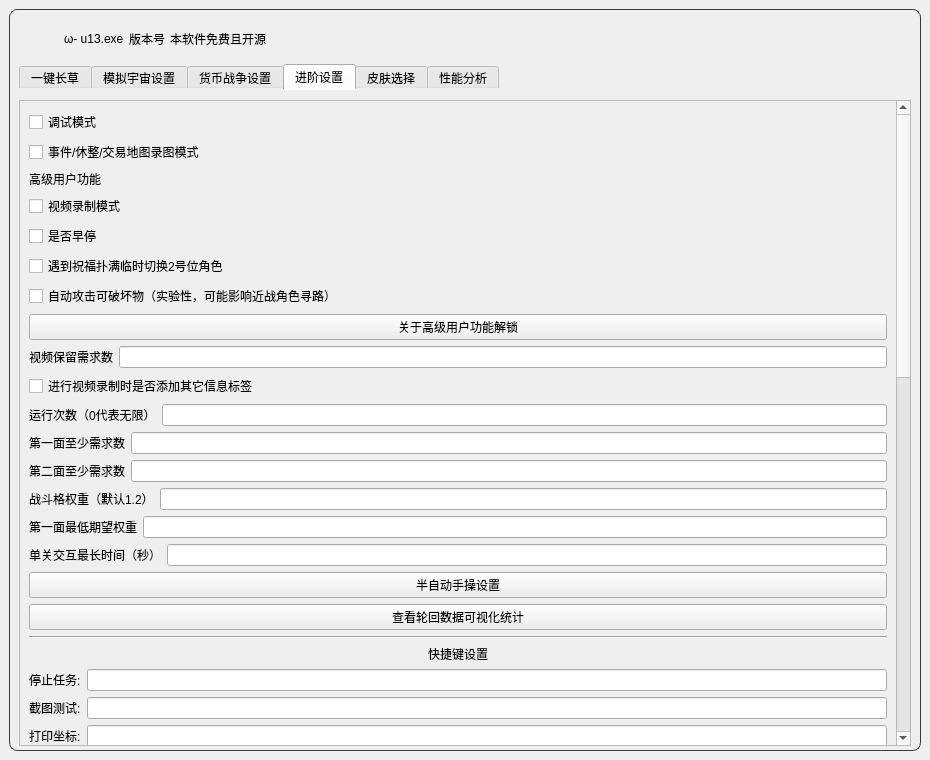
Before: the Qt Designer form resource/ui/UI.ui in syfoud/Simulated_Scepter, drawn with Qt 5.
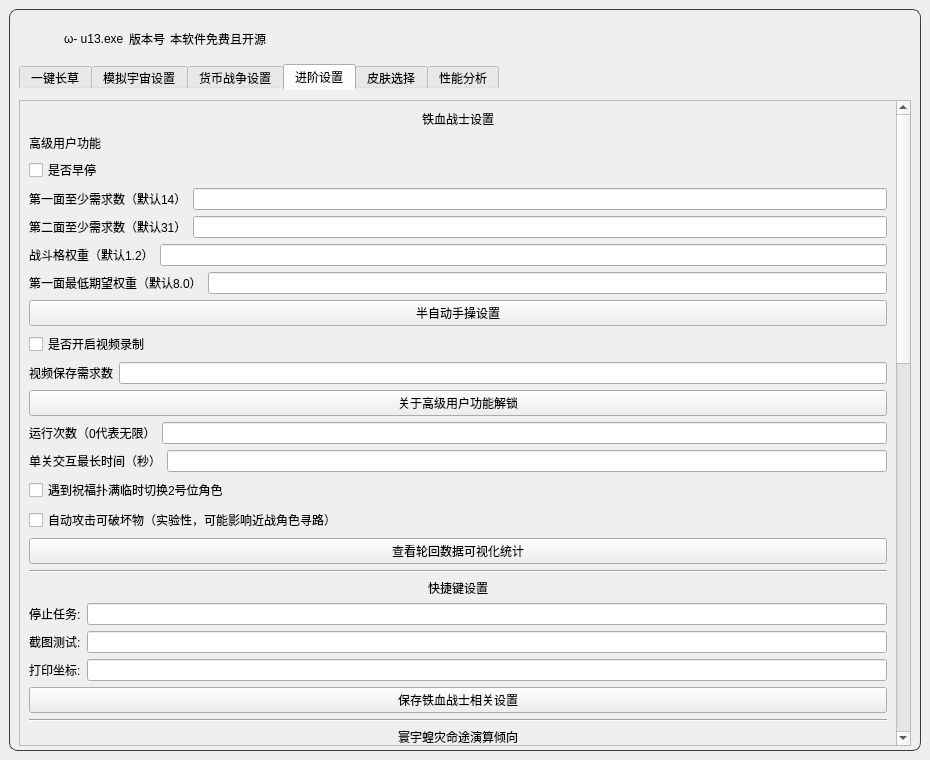
After: the same form once the commit is applied. The open tabs and pages were chosen to show the change. Icons and pictures are not drawn.

Commit message: Organize-the-UI-interface-and-settings-files backup for updating setting

Diff of the .ui file:
```diff
--- a/resource/ui/UI.ui
+++ b/resource/ui/UI.ui
@@ -94,8 +94,7 @@
        <item>
         <widget class="QFrame" name="FrameTitle">
          <property name="styleSheet">
-          <string notr="true">#FrameTitle{border:none
-}</string>
+          <string notr="true">#FrameTitle{border:none}</string>
          </property>
          <layout class="QHBoxLayout" name="title_tag">
           <property name="spacing">
@@ -1245,109 +1244,35 @@
                   </property>
                   <layout class="QVBoxLayout" name="verticalLayout_13">
                    <item>
-                    <layout class="QVBoxLayout" name="verticalLayout_17">
-                     <item>
-                      <widget class="QCheckBox" name="debug_checkox2">
-                       <property name="text">
-                        <string>调试模式</string>
-                       </property>
-                      </widget>
-                     </item>
-                     <item>
-                      <widget class="QCheckBox" name="record_event_map_checkbox">
-                       <property name="visible">
-                        <bool>false</bool>
-                       </property>
-                       <property name="text">
-                        <string>事件/休整/交易地图录图模式</string>
-                       </property>
-                      </widget>
-                     </item>
-                     <item>
-                      <widget class="QLabel" name="label_27">
-                       <property name="text">
-                        <string>高级用户功能</string>
-                       </property>
-                      </widget>
-                     </item>
-                     <item>
-                      <widget class="QCheckBox" name="recording_checkBox2">
-                       <property name="text">
-                        <string>视频录制模式</string>
-                       </property>
-                      </widget>
-                     </item>
-                     <item>
-                      <widget class="QCheckBox" name="early_stop_checkbox">
-                       <property name="text">
-                        <string>是否早停</string>
-                       </property>
-                      </widget>
-                     </item>
-                     <item>
-                      <widget class="QCheckBox" name="pig_switch_2_role">
-                       <property name="text">
-                        <string>遇到祝福扑满临时切换2号位角色</string>
-                       </property>
-                      </widget>
-                     </item>
-                     <item>
-                      <widget class="QCheckBox" name="auto_attack_breakable">
-                       <property name="text">
-                        <string>自动攻击可破坏物（实验性，可能影响近战角色寻路）</string>
-                       </property>
-                      </widget>
-                     </item>
-                     <item>
-                      <widget class="QPushButton" name="Aboutupdatelock">
-                       <property name="text">
-                        <string>关于高级用户功能解锁</string>
-                       </property>
-                      </widget>
-                     </item>
-                    </layout>
+                    <widget class="QLabel" name="label_finger_snap_header">
+                     <property name="text">
+                      <string>铁血战士设置</string>
+                     </property>
+                     <property name="alignment">
+                      <set>Qt::AlignCenter</set>
+                     </property>
+                    </widget>
                    </item>
                    <item>
-                    <layout class="QHBoxLayout" name="horizontalLayout_24">
-                     <item>
-                      <widget class="QLabel" name="label_23">
-                       <property name="text">
-                        <string>视频保留需求数</string>
-                       </property>
-                      </widget>
-                     </item>
-                     <item>
-                      <widget class="QLineEdit" name="recording_time_input"/>
-                     </item>
-                    </layout>
-                   </item>
-                   <item>
-                    <widget class="QCheckBox" name="recording_label_checkbox">
+                    <widget class="QLabel" name="label_27">
                      <property name="text">
-                      <string>进行视频录制时是否添加其它信息标签</string>
+                      <string>高级用户功能</string>
                      </property>
                     </widget>
                    </item>
                    <item>
-                    <layout class="QHBoxLayout" name="horizontalLayout_25">
-                     <item>
-                      <widget class="QLabel" name="label_24">
-                       <property name="text">
-                        <string>运行次数（0代表无限）</string>
-                       </property>
-                      </widget>
-                     </item>
-                     <item>
-                      <widget class="QLineEdit" name="Iron_blood_max_run_input"/>
-                     </item>
-                    </layout>
+                    <widget class="QCheckBox" name="early_stop_checkbox">
+                     <property name="text">
+                      <string>是否早停</string>
+                     </property>
+                    </widget>
                    </item>
                    <item>
                     <layout class="QHBoxLayout" name="horizontalLayout_16">
                      <item>
                       <widget class="QLabel" name="label_19">
                        <property name="text">
-                        <string>第一面至少需求数</string>
+                        <string>第一面至少需求数（默认14）</string>
                        </property>
                       </widget>
                      </item>
@@ -1361,7 +1286,7 @@
                      <item>
                       <widget class="QLabel" name="label_22">
                        <property name="text">
-                        <string>第二面至少需求数</string>
+                        <string>第二面至少需求数（默认31）</string>
                        </property>
                       </widget>
                      </item>
@@ -1389,7 +1314,7 @@
                      <item>
                       <widget class="QLabel" name="label_min_weight">
                        <property name="text">
-                        <string>第一面最低期望权重</string>
+                        <string>第一面最低期望权重（默认8.0）</string>
                        </property>
                       </widget>
                      </item>
@@ -1398,6 +1323,55 @@
                      </item>
                     </layout>
                    </item>
+                   <item>
+                    <widget class="QPushButton" name="Iron_blood_manual_settings_btn">
+                     <property name="text">
+                      <string>半自动手操设置</string>
+                     </property>
+                    </widget>
+                   </item>
+                   <item>
+                    <widget class="QCheckBox" name="recording_checkBox2">
+                     <property name="text">
+                      <string>是否开启视频录制</string>
+                     </property>
+                    </widget>
+                   </item>
+                   <item>
+                    <layout class="QHBoxLayout" name="horizontalLayout_24">
+                     <item>
+                      <widget class="QLabel" name="label_23">
+                       <property name="text">
+                        <string>视频保存需求数</string>
+                       </property>
+                      </widget>
+                     </item>
+                     <item>
+                      <widget class="QLineEdit" name="recording_time_input"/>
+                     </item>
+                    </layout>
+                   </item>
+                   <item>
+                    <widget class="QPushButton" name="Aboutupdatelock">
+                     <property name="text">
+                      <string>关于高级用户功能解锁</string>
+                     </property>
+                    </widget>
+                   </item>
+                   <item>
+                    <layout class="QHBoxLayout" name="horizontalLayout_25">
+                     <item>
+                      <widget class="QLabel" name="label_24">
+                       <property name="text">
+                        <string>运行次数（0代表无限）</string>
+                       </property>
+                      </widget>
+                     </item>
+                     <item>
+                      <widget class="QLineEdit" name="Iron_blood_max_run_input"/>
+                     </item>
+                    </layout>
+                   </item>
                    <item>
                     <layout class="QHBoxLayout" name="horizontalLayout_interact_time">
                      <item>
@@ -1413,9 +1387,16 @@
                     </layout>
                    </item>
                    <item>
-                    <widget class="QPushButton" name="Iron_blood_manual_settings_btn">
+                    <widget class="QCheckBox" name="pig_switch_2_role">
                      <property name="text">
-                      <string>半自动手操设置</string>
+                      <string>遇到祝福扑满临时切换2号位角色</string>
+                     </property>
+                    </widget>
+                   </item>
+                   <item>
+                    <widget class="QCheckBox" name="auto_attack_breakable">
+                     <property name="text">
+                      <string>自动攻击可破坏物（实验性，可能影响近战角色寻路）</string>
                      </property>
                     </widget>
                    </item>
@@ -1495,33 +1476,109 @@
                       </widget>
                      </item>
                      <item>
-                      <spacer name="verticalSpacer_4">
+                      <widget class="Line" name="line_hotkey">
                        <property name="orientation">
-                        <enum>Qt::Vertical</enum>
+                        <enum>Qt::Horizontal</enum>
                        </property>
-                       <property name="sizeHint" stdset="0">
-                        <size>
-                         <width>20</width>
-                         <height>40</height>
-                        </size>
+                      </widget>
+                     </item>
+                    </layout>
+                   </item>
+                   <item>
+                    <widget class="QLabel" name="label_any_fate_header">
+                     <property name="text">
+                      <string>寰宇蝗灾命途演算倾向</string>
+                     </property>
+                     <property name="alignment">
+                      <set>Qt::AlignCenter</set>
+                     </property>
+                    </widget>
+                   </item>
+                   <item>
+                    <layout class="QFormLayout" name="formLayout_any_fate">
+                     <item row="0" column="0">
+                      <widget class="QLabel" name="Any_fate_label">
+                       <property name="text">
+                        <string>命途</string>
                        </property>
-                      </spacer>
+                      </widget>
                      </item>
+                     <item row="0" column="1">
+                      <widget class="QComboBox" name="Any_fate_combo"/>
+                     </item>
+                     <item row="1" column="0" colspan="2">
+                      <widget class="QPushButton" name="Any_fate_save_btn">
+                       <property name="text">
+                        <string>保存寰宇蝗灾命途演算倾向</string>
+                       </property>
+                      </widget>
+                     </item>
                     </layout>
                    </item>
+                   <item>
+                    <widget class="Line" name="line_hotkey">
+                     <property name="orientation">
+                      <enum>Qt::Horizontal</enum>
+                     </property>
+                    </widget>
+                   </item>
+                   <item>
+                    <widget class="QWidget" name="debug_group">
+                     <layout class="QVBoxLayout" name="verticalLayout_debug_group">
+                      <item>
+                       <widget class="QLabel" name="debug_label">
+                        <property name="text">
+                         <string>调试模式设置</string>
+                        </property>
+                        <property name="alignment">
+                         <set>Qt::AlignCenter</set>
+                        </property>
+                       </widget>
+                      </item>
+                      <item>
+                       <widget class="QCheckBox" name="debug_checkbox2">
+                        <property name="text">
+                         <string>调试模式</string>
+                        </property>
+                       </widget>
+                      </item>
+                      <item>
+                       <widget class="QCheckBox" name="record_event_map_checkbox">
+                        <property name="visible">
+                         <bool>false</bool>
+                        </property>
+                        <property name="text">
+                         <string>事件/休整/交易地图录图模式</string>
+                        </property>
+                       </widget>
+                      </item>
+                      <item>
+                       <widget class="QCheckBox" name="recording_keep_long_run_checkbox">
+                        <property name="text">
+                         <string>演算时间异常过长（分钟数/击杀数>1.2）时是否保存视频（仅影响铁血战士的录制保存行为）</string>
+                        </property>
+                       </widget>
+                      </item>
+                      <item>
+                       <widget class="QCheckBox" name="recording_label_checkbox">
+                        <property name="text">
+                         <string>进行视频录制时是否添加其它信息标签</string>
+                        </property>
+                       </widget>
+                      </item>
+                      <item>
+                       <widget class="Line" name="line_any_fate">
+                        <property name="orientation">
+                         <enum>Qt::Horizontal</enum>
+                        </property>
+                       </widget>
+                      </item>
+                     </layout>
+                    </widget>
+                   </item>
                    <item>
                     <widget class="QWidget" name="Finger_snap_group">
                      <layout class="QVBoxLayout" name="verticalLayout_finger_snap_group">
-                      <property name="spacing">
-                       <number>5</number>
-                      </property>
-                      <item>
-                       <widget class="Line" name="line_finger_snap">
-                        <property name="orientation">
-                         <enum>Qt::Horizontal</enum>
-                        </property>
-                       </widget>
-                      </item>
                       <item>
                        <widget class="QLabel" name="label_finger_snap_header">
                         <property name="text">
@@ -1758,15 +1815,6 @@
                         </item>
                        </layout>
                       </item>
-                     </layout>
-                    </widget>
-                   </item>
-                   <item>
-                    <widget class="QWidget" name="Any_fate_group">
-                     <layout class="QVBoxLayout" name="verticalLayout_any_fate_group">
-                      <property name="spacing">
-                       <number>5</number>
-                      </property>
                       <item>
                        <widget class="Line" name="line_any_fate">
                         <property name="orientation">
@@ -1774,25 +1822,6 @@
                         </property>
                        </widget>
                       </item>
-                      <item>
-                       <widget class="QLabel" name="label_any_fate_header">
-                        <property name="text">
-                         <string>寰宇蝗灾命途演算倾向</string>
-                        </property>
-                        <property name="alignment">
-                         <set>Qt::AlignCenter</set>
-                        </property>
-                       </widget>
-                      </item>
-                      <item>
-                       <layout class="QFormLayout" name="formLayout_any_fate">
-                        <item row="0" column="0"><widget class="QLabel" name="Any_fate_label"><property name="text"><string>命途</string></property></widget></item>
-                        <item row="0" column="1"><widget class="QComboBox" name="Any_fate_combo"/></item>
-                        <item row="1" column="0" colspan="2">
-                         <widget class="QPushButton" name="Any_fate_save_btn"><property name="text"><string>保存寰宇蝗灾命途演算倾向</string></property></widget>
-                        </item>
-                       </layout>
-                      </item>
                      </layout>
                     </widget>
                    </item>
```
The commit also changes 5 other files.
